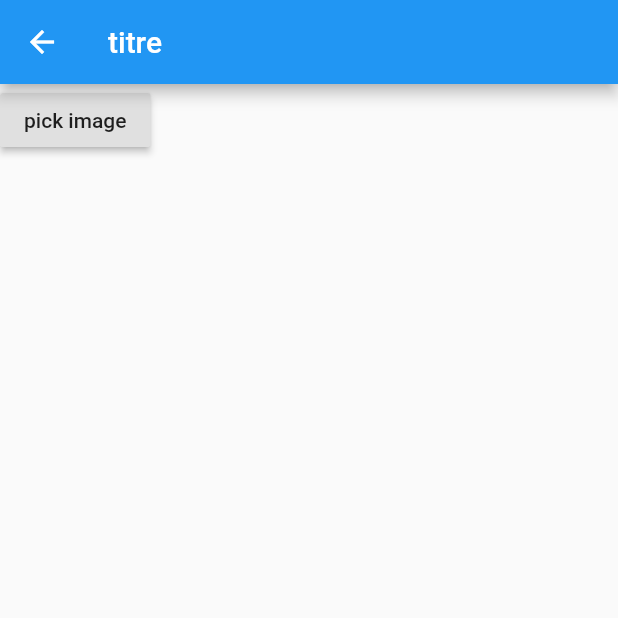
After one commit to xero88/myfridge, a Flutter app: the ScanPage screen opened directly, after a tap on "pick image", on a phone screen of 412 x 824 dp, the top half of it. The commit adds this screen. Run offline on Flutter 3.47's test engine with Material 2 defaults, Android fonts, the phone set to English and light mode, and no system bars; our stand-ins replace firebase_auth, google_sign_in, image_picker; accounts and stored records are empty.

Commit message:
feat: test image picker and auth

```diff
--- /dev/null
+++ b/lib/scan_page.dart
@@ -0,0 +1,43 @@
+import 'dart:io';
+
+import 'package:flutter/material.dart';
+import 'package:image_picker/image_picker.dart';
+
+class ScanPage extends StatefulWidget {
+  ScanPage({Key key}) : super(key: key);
+
+  @override
+  _ScanPageState createState() => _ScanPageState();
+}
+
+class _ScanPageState extends State<ScanPage> {
+  File _imageFile;
+
+  Future<void> _pickImage(ImageSource source) async {
+    File selected = await ImagePicker.pickImage(source: source);
+
+    setState(() {
+      _imageFile = selected;
+    });
+  }
+
+  @override
+  Widget build(BuildContext context) {
+    return Scaffold(
+      appBar: AppBar(
+        title: Text("titre"),
+      ),
+      body: Container(
+          child: Column(
+        children: <Widget>[
+          RaisedButton(
+              child: Text("pick image"),
+              onPressed: () => _pickImage(ImageSource.gallery)),
+          Column(children: <Widget>[
+            if (_imageFile != null) ...[Image.file(_imageFile)]
+          ]),
+        ],
+      )),
+    );
+  }
+}
--- a/pubspec.yaml
+++ b/pubspec.yaml
@@ -28,6 +28,7 @@ dependencies:
   cloud_firestore: ^0.12.9+5
   firebase_analytics: ^5.0.2
   google_sign_in: ^4.1.1
+  image_picker: ^0.6.3+1
 
 dev_dependencies:
   flutter_test:
```
Also changed, not shown: lib/auth/my_auth_page.dart (added, +111 -0 lines), lib/main.dart (+4 -110 lines), pubspec.lock.
